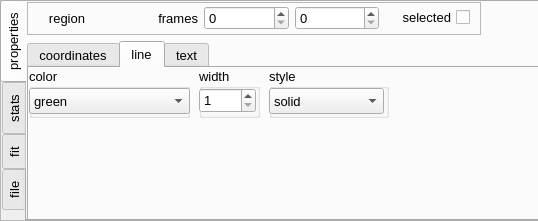
radio-astro/casa, file code/display/region/QtRegionState.ui: the form before one commit.
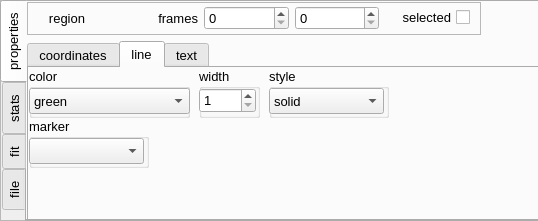
The form after the commit. The open tabs and pages were chosen to show the change.

Commit message:
New Development: no             JIRA Issue: no       Ready to Release: yes      Interface Changes: none What Interface Changed: none          Test Programs: none   Put in Release Notes: no
           Description: provide slot for setting the "point region" marker in the region state gui...

```diff
--- a/code/display/region/QtRegionState.ui
+++ b/code/display/region/QtRegionState.ui
@@ -856,6 +856,38 @@
            </item>
           </widget>
          </widget>
+         <widget class="QGroupBox" name="marker_group">
+          <property name="geometry">
+           <rect>
+            <x>0</x>
+            <y>50</y>
+            <width>120</width>
+            <height>50</height>
+           </rect>
+          </property>
+          <property name="minimumSize">
+           <size>
+            <width>120</width>
+            <height>50</height>
+           </size>
+          </property>
+          <property name="title">
+           <string>marker</string>
+          </property>
+          <property name="flat">
+           <bool>true</bool>
+          </property>
+          <widget class="QComboBox" name="marker">
+           <property name="geometry">
+            <rect>
+             <x>0</x>
+             <y>20</y>
+             <width>115</width>
+             <height>26</height>
+            </rect>
+           </property>
+          </widget>
+         </widget>
         </widget>
         <widget class="QWidget" name="textTab">
          <attribute name="title">
```
The commit also changes 1 other file.
